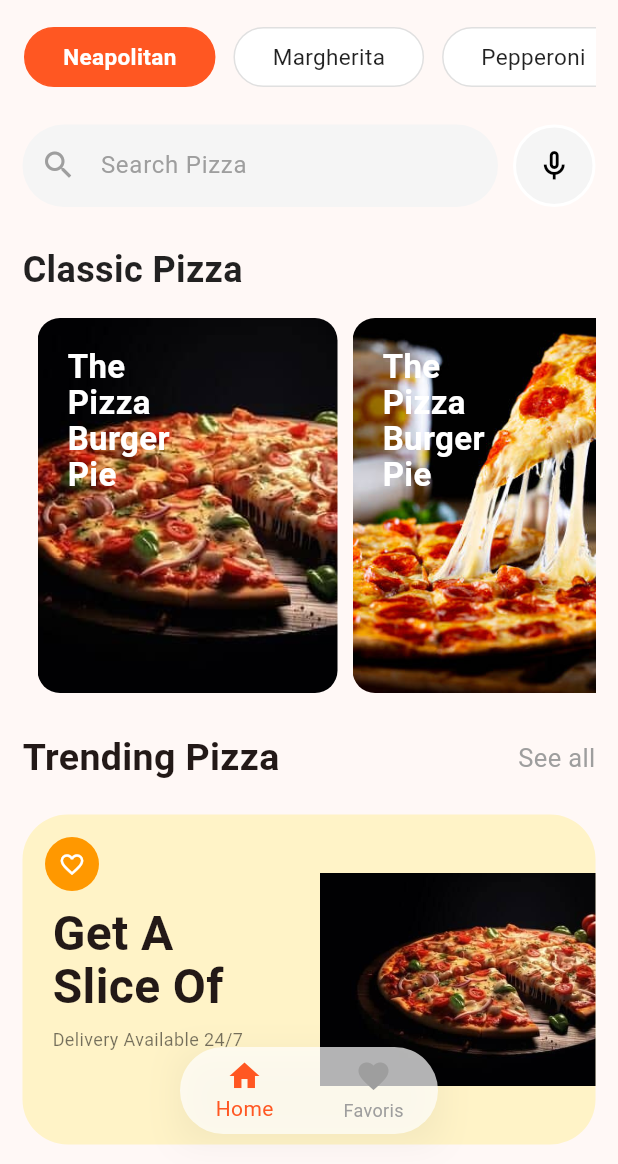
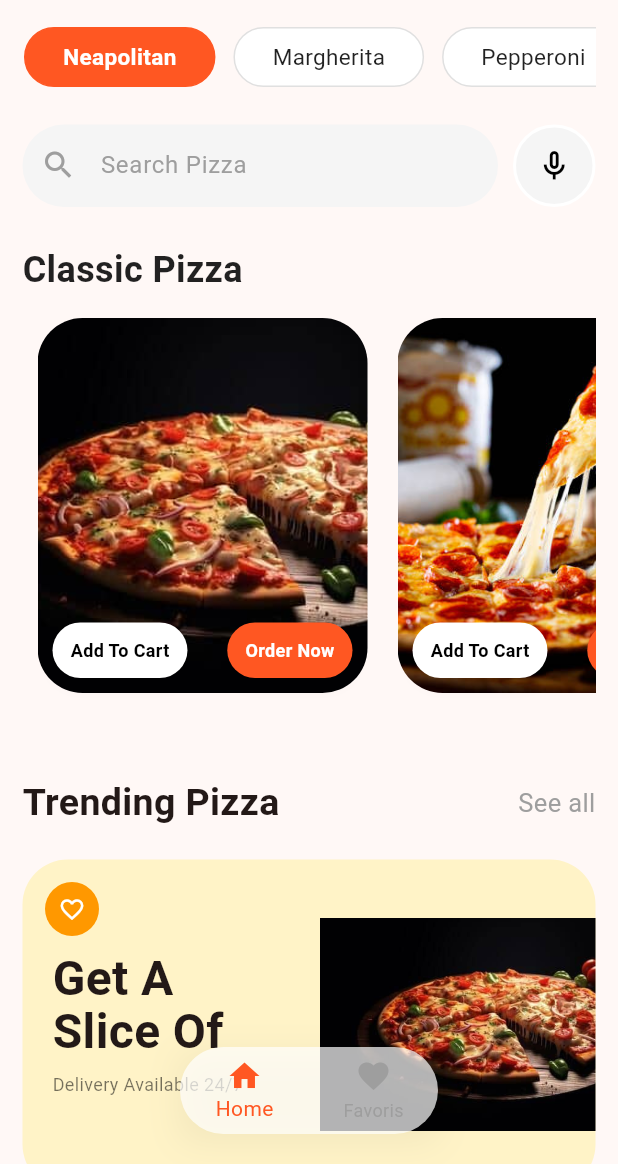
Before and after one commit to e-mandy/food_delivery_mobile_app, a Flutter app: the screen it shows after launch, on a phone screen of 412 x 824 dp, the part 72-1236 px from its top. Run offline on Flutter 3.47's test engine with Material 3 defaults, Android fonts, the phone set to English and light mode, and no system bars; drawn by our look-alikes of flutter_animate; our stand-ins replace flutter_riverpod.

Commit message:
Finalisation de la page Home

```diff
--- a/food_delivery_mobile_app/lib/Home/components/list_pizza.dart
+++ b/food_delivery_mobile_app/lib/Home/components/list_pizza.dart
@@ -9,73 +9,115 @@ List<String> images = [
 ];
 
 class ListPizza extends StatelessWidget {
-  const ListPizza({super.key}); // Nettoyage du constructeur
+  const ListPizza({super.key});
 
   @override
   Widget build(BuildContext context) {
     return SizedBox(
-      height: 250,
-      child: ListView(
+      height: 280, // Augmenté pour laisser de la place aux boutons qui dépassent
+      child: ListView.builder(
         scrollDirection: Axis.horizontal,
         padding: const EdgeInsets.symmetric(horizontal: 10),
-        children: [
-          // On passe l'image correspondante à chaque widget
-          Padding(
-            padding: const EdgeInsets.only(right: 10),
-            child: PizzaImage(imagePath: images[0]),
-          ),
-          Padding(
-            padding: const EdgeInsets.only(right: 15),
-            child: PizzaImage(imagePath: images[1]),
-          ),
-          Padding(
-            padding: const EdgeInsets.only(right: 15),
-            child: PizzaImage(imagePath: images[2]),
-          ),
-          Padding(
-            padding: const EdgeInsets.only(right: 15),
-            child: PizzaImage(imagePath: images[3]),
-          ),
-        ],
+        itemCount: images.length,
+        itemBuilder: (context, index) {
+          return Padding(
+            padding: const EdgeInsets.only(right: 20), // Plus d'espace entre les cartes
+            child: PizzaImage(imagePath: images[index]),
+          );
+        },
       ),
     );
   }
 }
 
 class PizzaImage extends StatelessWidget {
-  // 1. On déclare la variable qui va recevoir le chemin de l'image
   final String imagePath;
-
-  // 2. On l'ajoute au constructeur (obligatoire)
   const PizzaImage({super.key, required this.imagePath});
 
   @override
   Widget build(BuildContext context) {
-    return Stack(
+    return SizedBox(
+      width: 220, // Largeur fixe pour chaque carte
+      child: Stack(
+        clipBehavior: Clip.none, // Très important pour que les boutons puissent dépasser en bas
         children: [
+          // 1. L'IMAGE DE FOND ARRONDIE
           ClipRRect(
-          borderRadius: BorderRadius.circular(15),
+            borderRadius: BorderRadius.circular(30),
             child: Image.asset(
               imagePath,
-            width: 200,
-            height: 250, // Ajusté pour rentrer dans le SizedBox de 250
+              width: 220,
+              height: 250,
               fit: BoxFit.cover,
             ),
           ),
+
+          // 2. LE TEXTE EN HAUT (Optionnel selon ton design actuel)
+          // Positioned(
+          //   top: 20,
+          //   left: 20,
+          //   child: const Text(
+          //     "Premium\nSelection",
+          //     style: TextStyle(
+          //       color: Colors.white,
+          //       fontSize: 18,
+          //       fontWeight: FontWeight.bold,
+          //       shadows: [Shadow(color: Colors.black45, blurRadius: 10)],
+          //     ),
+          //   ),
+          // ),
+
+          // 3. LES BOUTONS EN BAS
           Positioned(
-          top: 20,
-          left: 20,
-          child: Text(
-            "The\nPizza\nBurger\nPie",
-            style: const TextStyle(
-              color: Colors.white,
-              fontSize: 22,
-              fontWeight: FontWeight.bold,
-              height: 1.1, // Resserre un peu les lignes du texte
+            bottom: 40, // Ajuste pour faire monter/descendre les boutons
+            left: 10,
+            right: 10,
+            child: Row(
+              mainAxisAlignment: MainAxisAlignment.spaceBetween,
+              children: [
+                // Bouton Add To Cart (Blanc)
+                _buildActionButton(
+                  text: "Add To Cart",
+                  bgColor: Colors.white,
+                  textColor: Colors.black,
                 ),
-          ).animate().fade().scaleXY(delay: 900.ms),
+                // Bouton Order Now (Orange)
+                _buildActionButton(
+                  text: "Order Now",
+                  bgColor: Colors.deepOrange,
+                  textColor: Colors.white,
                 ),
               ],
+            ),
+          ),
+        ],
+      ),
+    ).animate().fadeIn(duration: 500.ms).slideX(begin: 0.2);
+  }
+
+  // Petit widget interne pour créer les boutons identiques
+  Widget _buildActionButton({required String text, required Color bgColor, required Color textColor}) {
+    return Container(
+      padding: const EdgeInsets.symmetric(horizontal: 12, vertical: 10),
+      decoration: BoxDecoration(
+        color: bgColor,
+        borderRadius: BorderRadius.circular(20),
+        boxShadow: [
+          BoxShadow(
+            color: Colors.black.withOpacity(0.1),
+            blurRadius: 8,
+            offset: const Offset(0, 4),
+          )
+        ],
+      ),
+      child: Text(
+        text,
+        style: TextStyle(
+          color: textColor,
+          fontSize: 12,
+          fontWeight: FontWeight.bold,
+        ),
+      ),
     );
   }
 }
```
Lines whose indentation alone changed are shown as unchanged.
